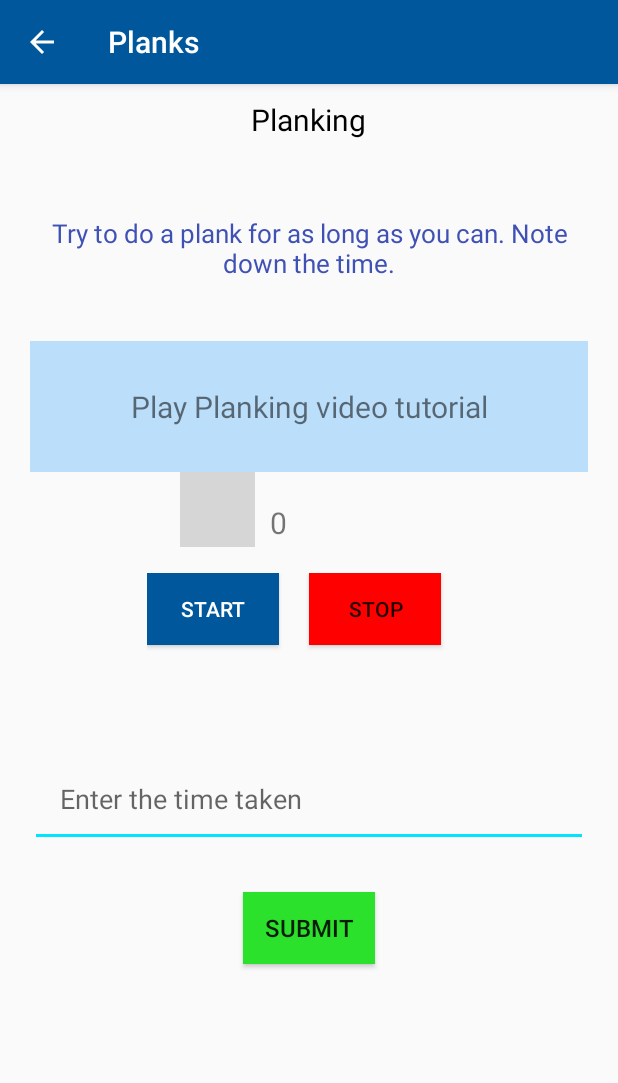
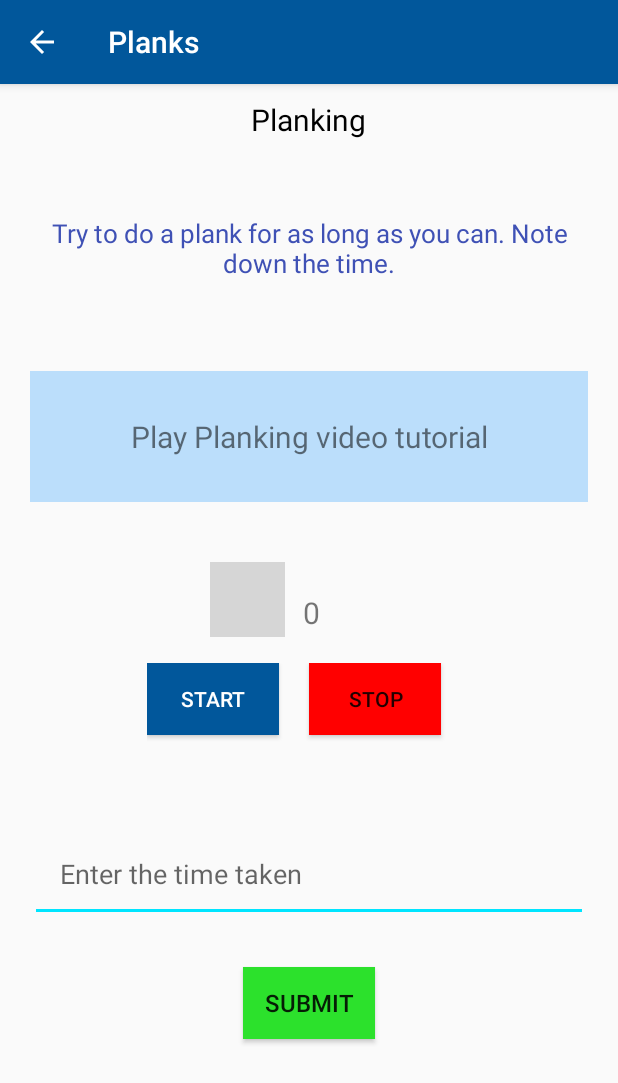
Before and after one commit to keerthivarumbudy/FitnessChallenge-master, an Android app: the PlankActivity screen opened directly, with no data from a screen before it, on a phone screen of 412 x 824 dp. Shown: the top 1083 px of the screen. Run offline under Robolectric (Android 15) with nearby library versions, the phone set to English and light mode, and no system bars; grey boxes are pictures that could not be loaded.

Commit message:
UI- challenges Polish

```diff
--- a/app/src/main/res/layout/crunchesactivity.xml
+++ b/app/src/main/res/layout/crunchesactivity.xml
@@ -46,6 +46,8 @@
             android:layout_marginLeft="20sp"
             android:layout_marginRight="20dp"
             android:textSize="20sp"
+            android:layout_marginBottom="40dp"
+            android:layout_marginTop="20dp"
             />
 
         <RelativeLayout
@@ -56,14 +58,14 @@
                 android:layout_height="50dp"
                 android:id="@+id/Timer"
                 android:src="@drawable/timer"
-                android:layout_marginLeft="120dp"
+                android:layout_marginLeft="135dp"
                 />
             <TextView
                 android:layout_toRightOf="@id/Timer"
                 android:layout_width="50dp"
                 android:layout_height="wrap_content"
                 android:id="@+id/timer"
-                android:paddingLeft="10dp"
+                android:paddingLeft="12dp"
                 android:text="60"
                 android:layout_gravity="center_horizontal"
                 android:textSize="20sp"
--- a/app/src/main/res/layout/plankactivity.xml
+++ b/app/src/main/res/layout/plankactivity.xml
@@ -45,6 +45,8 @@
             android:background="#BBDEFB"
             android:layout_marginLeft="20sp"
             android:layout_marginRight="20dp"
+            android:layout_marginBottom="40dp"
+            android:layout_marginTop="20dp"
             android:textSize="20sp"
             />
 
@@ -56,14 +58,14 @@
                 android:layout_height="50dp"
                 android:id="@+id/Timer"
                 android:src="@drawable/timer"
-                android:layout_marginLeft="120dp"
+                android:layout_marginLeft="140dp"
                 />
             <TextView
                 android:layout_toRightOf="@id/Timer"
                 android:layout_width="50dp"
                 android:layout_height="wrap_content"
                 android:id="@+id/timer"
-                android:paddingLeft="10dp"
+                android:paddingLeft="12dp"
                 android:text="0"
                 android:layout_gravity="center_horizontal"
                 android:textSize="20sp"
@@ -83,7 +85,7 @@
                 android:id="@+id/start"
                 android:layout_gravity="center_horizontal"
                 android:text="START"
-                android:layout_marginBottom="20dp"
+                android:layout_marginBottom="10dp"
                 android:textColor="#ffffff"
                 android:background="#01579B"
                 />
@@ -94,7 +96,7 @@
                 android:id="@+id/stop"
                 android:layout_gravity="center_horizontal"
                 android:text="STOP"
-                android:layout_marginBottom="20dp"
+                android:layout_marginBottom="10dp"
                 android:background="@color/red"
                 android:layout_margin="20dp"
                 />
@@ -108,7 +110,7 @@
             android:layout_marginLeft="20dp"
             android:hint="Enter the time taken"
             android:layout_marginBottom="10dp"
-            android:layout_marginTop="30dp"
+            android:layout_marginTop="20dp"
             android:padding="20dp"
             android:id="@+id/crunchestext"
             android:inputType="number"
--- a/app/src/main/res/layout/pullupactivity.xml
+++ b/app/src/main/res/layout/pullupactivity.xml
@@ -46,6 +46,8 @@
             android:background="#BBDEFB"
             android:layout_marginLeft="20sp"
             android:layout_marginRight="20dp"
+            android:layout_marginBottom="40dp"
+            android:layout_marginTop="20dp"
             android:textSize="20sp"
             />
 
@@ -57,14 +59,14 @@
                 android:layout_height="50dp"
                 android:id="@+id/Timer"
                 android:src="@drawable/timer"
-                android:layout_marginLeft="120dp"
+                android:layout_marginLeft="134dp"
                 />
             <TextView
                 android:layout_toRightOf="@id/Timer"
                 android:layout_width="50dp"
                 android:layout_height="wrap_content"
                 android:id="@id/timer"
-                android:paddingLeft="10dp"
+                android:paddingLeft="12dp"
                 android:text="60"
                 android:layout_gravity="center_horizontal"
                 android:textSize="20sp"
```
Also changed, not shown: app/src/main/res/layout/pushupsactivity.xml (+5 -2 lines), app/src/main/res/layout/runningactivity.xml (+6 -5 lines), app/src/main/res/layout/squatsactivity.xml (+6 -3 lines).
